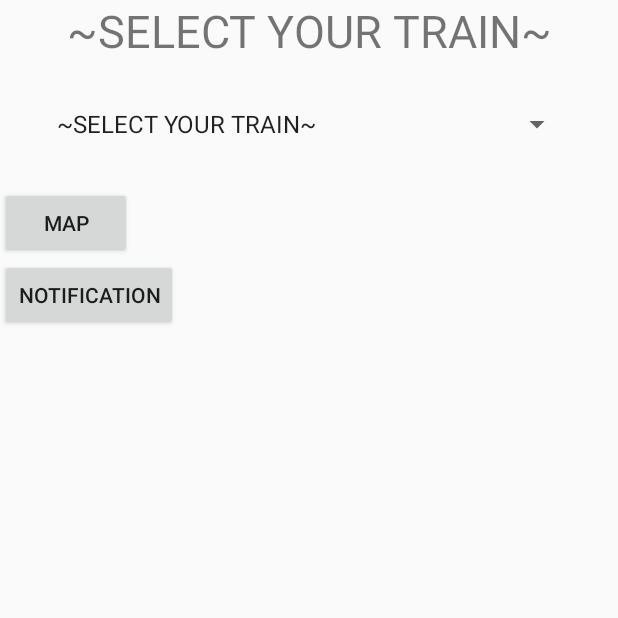
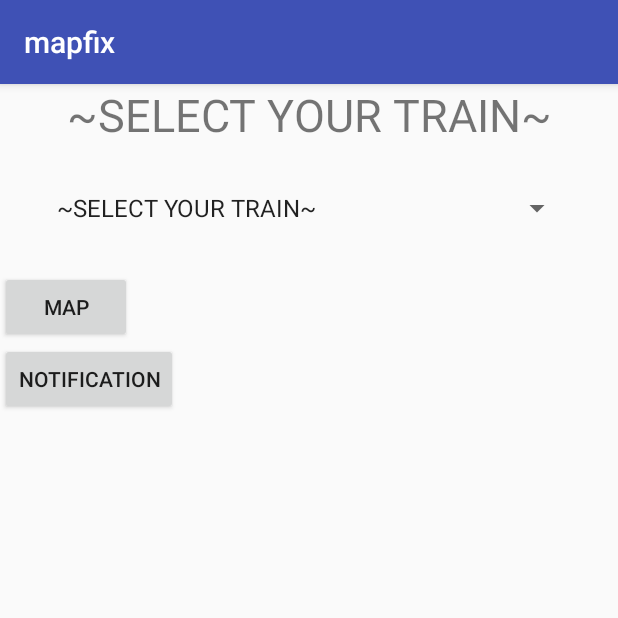
Before and after one commit to ProIfUNPAR/train-tracker-tedi-tri, an Android app: the screen it shows after launch (MainActivity), on a phone screen of 412 x 824 dp, the top half of it. Run offline under Robolectric (Android 15) with nearby library versions, the phone set to English and light mode, and no system bars.

Commit message:
Revert "Add Splash Screen"
This reverts commit 036837f9395838ad947b31a4baa7e3428a3ef3f3.

```diff
--- a/app/src/main/AndroidManifest.xml
+++ b/app/src/main/AndroidManifest.xml
@@ -24,18 +24,14 @@
             android:name="com.google.android.geo.API_KEY"
             android:value="AIzaSyA95S-tjZmLFdiZfFDTTmgPfStqQzRpLXs"/>
 
-        <activity android:name=".SplashScreen">
+        <activity android:name=".MainActivity">
             <intent-filter>
                 <action android:name="android.intent.action.MAIN" />
 
                 <category android:name="android.intent.category.LAUNCHER" />
             </intent-filter>
         </activity>
-
-        <activity android:name=".MainActivity"/>
-
         <activity android:name=".MapActivity"/>
-
         <service android:name=".TrackService" android:process=":track_service" />
     </application>
 
--- a/app/src/main/java/com/example/windows/mapfix/MapActivity.java
+++ b/app/src/main/java/com/example/windows/mapfix/MapActivity.java
@@ -77,7 +77,7 @@
     private List<Marker> destinationMarkers = new ArrayList<>();
     private List<Polyline> polylinePaths = new ArrayList<>();
     private Location currentLocation;
-    public Stasiun[] stasiun = new Stasiun[97];
+    public Stasiun[] stasiun = new Stasiun[36];
     public Train[] Trains = new Train[5];
 
     private HashMap<String, Stasiun> hash = new HashMap<String, Stasiun>();
--- a/app/src/main/java/com/example/windows/mapfix/SplashScreen.java
+++ /dev/null
@@ -1,48 +0,0 @@
-package com.example.windows.mapfix;
-
-import android.content.Intent;
-import android.os.Bundle;
-import android.os.Handler;
-import android.support.v7.app.AppCompatActivity;
-import android.view.animation.Animation;
-import android.view.animation.AnimationUtils;
-import android.widget.ImageView;
-import android.widget.TextView;
-
-
-/**
- * Created by ASUS-A555LB on 4/3/2018.
- */
-
-public class SplashScreen extends AppCompatActivity{
-    private TextView textView;
-    private ImageView imageView;
-
-    @Override
-    protected void onCreate(Bundle savedInstanceState){
-        super.onCreate(savedInstanceState);
-        setContentView(R.layout.activity_splash);
-        textView = (TextView) findViewById(R.id.textView);
-        imageView = (ImageView) findViewById(R.id.imageView);
-        Animation animation = AnimationUtils.loadAnimation(this,R.anim.transition_splash);
-        textView.startAnimation(animation);
-        imageView.startAnimation(animation);
-
-        final Intent i = new Intent(this,MainActivity.class);
-
-        Thread timer = new Thread(){
-            public void run(){
-                try{
-                    sleep(1700);
-                } catch(InterruptedException e){
-                    e.printStackTrace();
-                }
-                finally {
-                    startActivity(i);
-                    finish();
-                }
-            }
-        };
-        timer.start();
-    }
-}
--- a/app/src/main/res/anim/transition_splash.xml
+++ /dev/null
@@ -1,6 +0,0 @@
-<?xml version="1.0" encoding="utf-8"?>
-<alpha
-    xmlns:android="http://schemas.android.com/apk/res/android"
-    android:fromAlpha="0.0"
-    android:toAlpha="1.0"
-    android:duration="1400" />
--- a/app/src/main/res/values/colors.xml
+++ b/app/src/main/res/values/colors.xml
@@ -1,7 +1,6 @@
 <?xml version="1.0" encoding="utf-8"?>
 <resources>
-    <color name="colorPrimary">#87C6CB</color>
-    <color name="colorPrimaryDark">#26373F</color>
-    <color name="colorAccent">#C2E2EF</color>
-    <color name="white">#FFFFFF</color>
+    <color name="colorPrimary">#3F51B5</color>
+    <color name="colorPrimaryDark">#303F9F</color>
+    <color name="colorAccent">#FF4081</color>
 </resources>
--- a/app/src/main/res/values/styles.xml
+++ b/app/src/main/res/values/styles.xml
@@ -1,7 +1,7 @@
 <resources>
 
     <!-- Base application theme. -->
-    <style name="AppTheme" parent="Theme.AppCompat.Light.NoActionBar">
+    <style name="AppTheme" parent="Theme.AppCompat.Light.DarkActionBar">
         <!-- Customize your theme here. -->
         <item name="colorPrimary">@color/colorPrimary</item>
         <item name="colorPrimaryDark">@color/colorPrimaryDark</item>
```
Also changed, not shown: app/src/main/res/layout/activity_splash.xml (deleted, +0 -36 lines), app/src/main/res/drawable/bg.jpg (deleted), app/src/main/res/drawable/logosplash.png (deleted), app/src/main/res/font/louisgeorgecafe.ttf (deleted).
